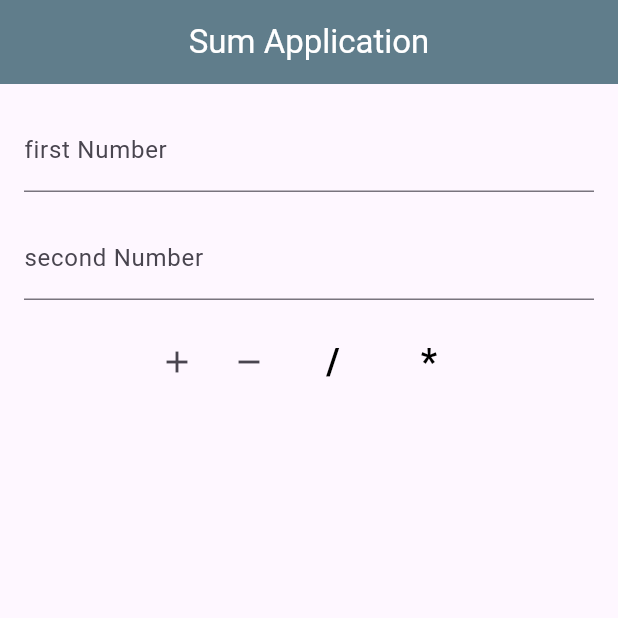
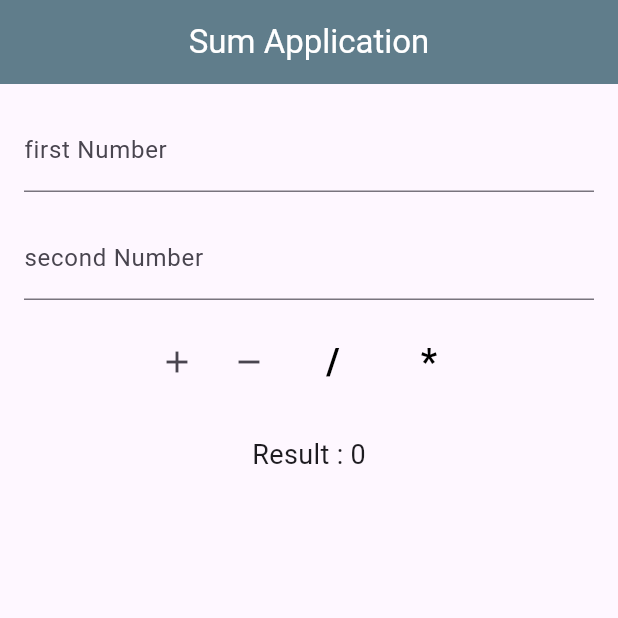
Before and after one commit to AlexMajumder/sum_app, a Flutter app: the screen it shows after launch, on a phone screen of 412 x 824 dp, the top half of it. Run offline on Flutter 3.47's test engine with Material 3 defaults, Android fonts, the phone set to English and light mode, and no system bars; missing offline and left inert: dart:ffi.

Commit message:
Save local changes

```diff
--- a/lib/home_screen.dart
+++ b/lib/home_screen.dart
@@ -1,4 +1,6 @@
 
+import 'dart:ffi';
+import 'dart:nativewrappers/_internal/vm/lib/core_patch.dart';
 import 'package:flutter/material.dart';
 
 class HomeScreeen extends StatefulWidget {
@@ -12,6 +14,9 @@ class _HomeScreeenState extends State<HomeScreeen> {
 
   final TextEditingController _firstNumberTEcontroller = TextEditingController();
   final TextEditingController _secondNumberTEcontroller = TextEditingController();
+
+  var _result = 0 ;
+
 
   @override
   Widget build(BuildContext context) {
@@ -58,7 +63,16 @@ class _HomeScreeenState extends State<HomeScreeen> {
                 fontWeight: FontWeight.bold,
                 fontSize: 24
             ),)),
-          ],)
+          ],),
+
+          const SizedBox(height: 24,),
+
+          Text('Result : $_result',style: TextStyle(
+            fontSize: 18,
+          ),)
+
+
+
 
         ],
             ),
```
